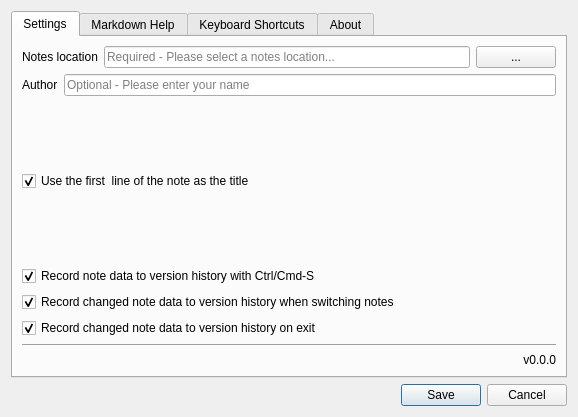
First picture: the form in Motome/Views/SettingsDialog.ui, repository akehrer/Motome, before the edit.
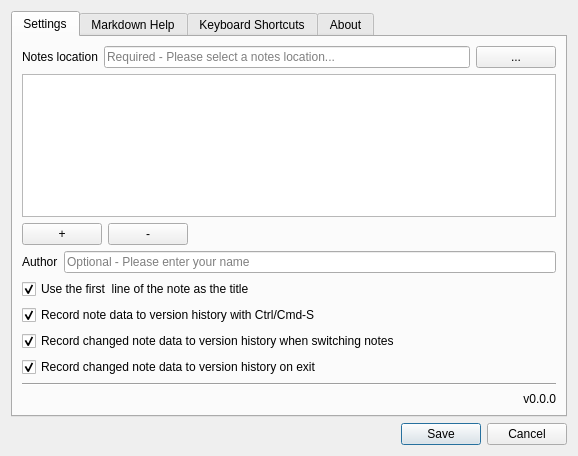
Second picture: the form after the edit. Icons and pictures are not drawn.

Commit message: Started to add multiple notes locations Changed filled gear design a little

Patch:
```diff
--- a/Motome/Views/SettingsDialog.ui
+++ b/Motome/Views/SettingsDialog.ui
@@ -10,7 +10,7 @@
     <x>0</x>
     <y>0</y>
     <width>578</width>
-    <height>417</height>
+    <height>456</height>
    </rect>
   </property>
   <property name="windowTitle">
@@ -59,6 +59,76 @@
          </item>
         </layout>
        </item>
+       <item>
+        <widget class="QTableWidget" name="tbl_notesLocations">
+         <property name="alternatingRowColors">
+          <bool>true</bool>
+         </property>
+         <property name="selectionBehavior">
+          <enum>QAbstractItemView::SelectRows</enum>
+         </property>
+         <property name="gridStyle">
+          <enum>Qt::SolidLine</enum>
+         </property>
+         <property name="cornerButtonEnabled">
+          <bool>false</bool>
+         </property>
+         <property name="rowCount">
+          <number>0</number>
+         </property>
+         <property name="columnCount">
+          <number>2</number>
+         </property>
+         <attribute name="horizontalHeaderVisible">
+          <bool>false</bool>
+         </attribute>
+         <attribute name="horizontalHeaderDefaultSectionSize">
+          <number>200</number>
+         </attribute>
+         <attribute name="horizontalHeaderStretchLastSection">
+          <bool>true</bool>
+         </attribute>
+         <attribute name="verticalHeaderVisible">
+          <bool>false</bool>
+         </attribute>
+         <column/>
+         <column/>
+        </widget>
+       </item>
+       <item>
+        <layout class="QHBoxLayout" name="horizontalLayout_3">
+         <item>
+          <widget class="QPushButton" name="btn_addNotebook">
+           <property name="text">
+            <string>+</string>
+           </property>
+           <property name="flat">
+            <bool>false</bool>
+           </property>
+          </widget>
+         </item>
+         <item>
+          <widget class="QPushButton" name="btn_removeNotebook">
+           <property name="text">
+            <string>-</string>
+           </property>
+          </widget>
+         </item>
+         <item>
+          <spacer name="horizontalSpacer">
+           <property name="orientation">
+            <enum>Qt::Horizontal</enum>
+           </property>
+           <property name="sizeHint" stdset="0">
+            <size>
+             <width>40</width>
+             <height>20</height>
+            </size>
+           </property>
+          </spacer>
+         </item>
+        </layout>
+       </item>
        <item>
         <layout class="QHBoxLayout" name="horizontalLayout_2">
          <item>
@@ -121,6 +191,9 @@
          <property name="text">
           <string>Record note data to version history with Ctrl/Cmd-S</string>
          </property>
+         <property name="checkable">
+          <bool>true</bool>
+         </property>
          <property name="checked">
           <bool>true</bool>
          </property>
```
Left out of the diff: 63 changed lines with no effect on the pictures. The commit also changes 8 other files.
